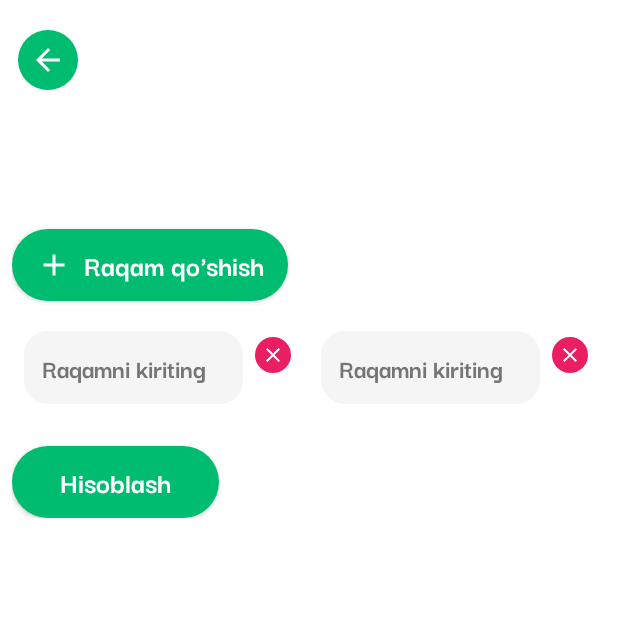
After one commit to XDdevv/MathToolsForLazies, an Android app: the EkubEkukFinderFragment screen opened through its navigation route, on a phone screen of 412 x 824 dp, the top half of it. The commit adds this screen. Run offline under Robolectric (Android 15) with nearby library versions, the phone set to English and light mode, and no system bars; our stand-ins replace Dagger/Hilt's generated code; 2 statements that could not run were skipped.

Commit message:
Ekub Ekuk funksiyasi qo'shildi

```diff
--- a/app/src/main/java/com/abc/mathtoolsfordumbs/domain/model/app/Option.kt
+++ b/app/src/main/java/com/abc/mathtoolsfordumbs/domain/model/app/Option.kt
@@ -1,6 +1,9 @@
 package com.abc.mathtoolsfordumbs.domain.model.app
+
+import android.os.Bundle
 
 data class Option(
     val title: String,
-    val fragmentId: Int
+    val fragmentId: Int,
+    val bundle: Bundle? = null
 )
--- a/app/src/main/java/com/abc/mathtoolsfordumbs/domain/repository/AlgorithmsRepository.kt
+++ b/app/src/main/java/com/abc/mathtoolsfordumbs/domain/repository/AlgorithmsRepository.kt
@@ -2,5 +2,6 @@ package com.abc.mathtoolsfordumbs.domain.repository
 
 interface AlgorithmsRepository {
     fun isPrime(number: Int): Boolean
-
+    fun gcdMultiple(numbers: List<Int>): Int
+    fun lcmMultiple(numbers: List<Int>): Int
 }
--- a/app/src/main/java/com/abc/mathtoolsfordumbs/presentation/home/HomeFragment.kt
+++ b/app/src/main/java/com/abc/mathtoolsfordumbs/presentation/home/HomeFragment.kt
@@ -42,7 +42,7 @@ class HomeFragment : Fragment() {
         super.onViewCreated(view, savedInstanceState)
 
         adapter = OptionsAdapter {
-            findNavController().navigate(it.fragmentId, null, setOption())
+            findNavController().navigate(it.fragmentId, it.bundle, setOption())
         }
 
         binding.listRv.adapter = adapter
--- /dev/null
+++ b/app/src/main/java/com/abc/mathtoolsfordumbs/presentation/services/ekubEkuk/EkubEkukFinderFragment.kt
@@ -0,0 +1,92 @@
+package com.abc.mathtoolsfordumbs.presentation.services.ekubEkuk
+
+import android.os.Bundle
+import android.view.LayoutInflater
+import android.view.View
+import android.view.ViewGroup
+import androidx.fragment.app.Fragment
+import androidx.fragment.app.viewModels
+import androidx.navigation.fragment.findNavController
+import com.abc.mathtoolsfordumbs.R
+import com.abc.mathtoolsfordumbs.databinding.FragmentEkubEkukFinderBinding
+import com.abc.mathtoolsfordumbs.presentation.services.ekubEkuk.adapter.NumbersAdapter
+import com.abc.mathtoolsfordumbs.presentation.services.ekubEkuk.vm.EkubEkukViewModel
+import dagger.hilt.android.AndroidEntryPoint
+
+@AndroidEntryPoint
+class EkubEkukFinderFragment : Fragment() {
+
+    private var _binding: FragmentEkubEkukFinderBinding? = null
+    private val binding get() = _binding!!
+
+    private lateinit var numbersAdapter: NumbersAdapter
+
+    val viewModel : EkubEkukViewModel by viewModels()
+
+    override fun onCreateView(
+        inflater: LayoutInflater,
+        container: ViewGroup?,
+        savedInstanceState: Bundle?
+    ): View? {
+        _binding = FragmentEkubEkukFinderBinding.inflate(inflater, container, false)
+        return binding.root
+    }
+
+    override fun onViewCreated(view: View, savedInstanceState: Bundle?) {
+        super.onViewCreated(view, savedInstanceState)
+
+        val type = arguments?.getString("title")
+
+        if(type == "EKUB") {
+            binding.titleTv.text = getString(R.string.ekub_ni_topish_uchun_raqamlarni_kiring_va_hisoblashni_bosing)
+        } else if(type == "EKUK") {
+            binding.titleTv.text = getString(R.string.ekuk_ni_topish_uchun_raqamlarni_kiring_va_hisoblashni_bosing)
+        }
+
+        binding.backIv.setOnClickListener {
+            findNavController().popBackStack()
+        }
+
+        numbersAdapter = NumbersAdapter()
+        binding.numbersListRv.adapter = numbersAdapter
+
+        binding.addNumberBtn.setOnClickListener {
+            numbersAdapter.addNumber(0)
+        }
+
+        binding.calculateBtn.setOnClickListener {
+            val numbers = numbersAdapter.getNumbers()
+            if (numbers.isNotEmpty() && numbers.size >= 2 && numbers.all { it != 0 } ) {
+                if(type == "EKUB"){
+                    val ekub = viewModel.getEkub(numbers)
+                    showResult(ekub)
+                } else if (type == "EKUK"){
+                    val ekuk = viewModel.getEkuk(numbers)
+                    showResult(ekuk)
+                }
+            }  else {
+                binding.resultTv.text =
+                    getString(R.string.ekub_yoki_ekuk_ni_topish_uchun_kamida_2_ta_raqam_kiriting)
+                binding.resultCardCv.visibility = View.VISIBLE
+                binding.resultCardCv.postDelayed({
+                    if (_binding != null) {
+                        binding.resultCardCv.visibility = View.GONE
+                    }
+                }, 5000)
+            }
+        }
+    }
+    fun showResult(result: Int) {
+        binding.resultCardCv.visibility = View.VISIBLE
+        binding.resultTv.text = getString(R.string.javob, result)
+        binding.resultCardCv.postDelayed({
+            if (_binding != null) {
+                binding.resultCardCv.visibility = View.GONE
+            }
+        }, 5000)
+    }
+
+    override fun onDestroyView() {
+        super.onDestroyView()
+    }
+}
--- /dev/null
+++ b/app/src/main/java/com/abc/mathtoolsfordumbs/presentation/services/ekubEkuk/adapter/NumbersAdapter.kt
@@ -0,0 +1,96 @@
+package com.abc.mathtoolsfordumbs.presentation.services.ekubEkuk.adapter
+
+import android.text.Editable
+import android.text.TextWatcher
+import android.view.LayoutInflater
+import android.view.ViewGroup
+import androidx.recyclerview.widget.RecyclerView
+import com.abc.mathtoolsfordumbs.databinding.ItemEkubEkukNumberBinding
+
+class NumbersAdapter : RecyclerView.Adapter<NumbersAdapter.NumbersViewHolder>() {
+    private val numbers = mutableListOf<Int>(0,0)
+
+    fun addNumber(number: Int) {
+        numbers.add(number)
+        notifyItemInserted(numbers.size - 1)
+    }
+
+    fun  removeNumber(position: Int) {
+        numbers.removeAt(position)
+        notifyItemRemoved(position)
+    }
+
+    fun getNumbers(): List<Int> = numbers.toList()
+
+    override fun onCreateViewHolder(
+        parent: ViewGroup,
+        viewType: Int
+    ): NumbersViewHolder {
+        val binding = ItemEkubEkukNumberBinding.inflate(
+            LayoutInflater.from(parent.context),
+            parent,
+            false
+        )
+        return NumbersViewHolder(binding)
+    }
+
+    override fun onBindViewHolder(
+        holder: NumbersViewHolder,
+        position: Int
+    ) {
+        holder.onBind(numbers[position])
+    }
+
+    override fun getItemCount(): Int = numbers.size
+
+    inner class NumbersViewHolder(private val binding: ItemEkubEkukNumberBinding) :
+        RecyclerView.ViewHolder(binding.root) {
+        fun onBind(number: Int) {
+
+            if (numbers.size >= 2) {
+                binding.deleteIv.isEnabled = true
+            } else {
+                binding.deleteIv.isEnabled = false
+            }
+
+            if (number != 0) {
+                binding.numberEt.setText(number.toString())
+            } else {
+                binding.numberEt.setText("")
+            }
+
+            binding.deleteIv.setOnClickListener {
+                if (numbers.size <= 2) {
+                    binding.deleteIv.isEnabled = false
+                } else {
+                    removeNumber(adapterPosition)
+                }
+            }
+
+            binding.numberEt.addTextChangedListener(object : TextWatcher {
+                override fun beforeTextChanged(
+                    s: CharSequence?,
+                    start: Int,
+                    count: Int,
+                    after: Int
+                ) {
+
+                }
+
+                override fun onTextChanged(
+                    s: CharSequence?,
+                    start: Int,
+                    before: Int,
+                    count: Int
+                ) {
+                }
+
+                override fun afterTextChanged(s: Editable?) {
+                    val newNumber = s.toString().toIntOrNull() ?: 0
+                    numbers[adapterPosition] = newNumber
+                }
+
+            })
+        }
+    }
+}
--- /dev/null
+++ b/app/src/main/res/drawable/ic_add.xml
@@ -0,0 +1,5 @@
+<vector xmlns:android="http://schemas.android.com/apk/res/android" android:height="24dp" android:tint="#000000" android:viewportHeight="24" android:viewportWidth="24" android:width="24dp">
+
+    <path android:fillColor="@android:color/white" android:pathData="M19,13h-6v6h-2v-6H5v-2h6V5h2v6h6v2z"/>
+
+</vector>
--- /dev/null
+++ b/app/src/main/res/drawable/ic_close.xml
@@ -0,0 +1,5 @@
+<vector xmlns:android="http://schemas.android.com/apk/res/android" android:height="24dp" android:tint="#000000" android:viewportHeight="24" android:viewportWidth="24" android:width="24dp">
+
+    <path android:fillColor="@android:color/white" android:pathData="M19,6.41L17.59,5 12,10.59 6.41,5 5,6.41 10.59,12 5,17.59 6.41,19 12,13.41 17.59,19 19,17.59 13.41,12z"/>
+
+</vector>
--- /dev/null
+++ b/app/src/main/res/layout/fragment_ekub_ekuk_finder.xml
@@ -0,0 +1,114 @@
+<?xml version="1.0" encoding="utf-8"?>
+<androidx.core.widget.NestedScrollView xmlns:android="http://schemas.android.com/apk/res/android"
+    xmlns:app="http://schemas.android.com/apk/res-auto"
+    xmlns:tools="http://schemas.android.com/tools"
+    android:layout_width="match_parent"
+    android:layout_height="match_parent"
+    android:background="@color/colorBackground"
+    android:padding="8dp"
+    tools:context=".presentation.services.ekubEkuk.EkubEkukFinderFragment">
+
+    <androidx.constraintlayout.widget.ConstraintLayout
+        android:layout_width="match_parent"
+        android:layout_height="wrap_content">
+
+        <com.google.android.material.imageview.ShapeableImageView
+            android:id="@+id/back_iv"
+            android:layout_width="wrap_content"
+            android:layout_height="wrap_content"
+            android:layout_marginTop="8dp"
+            android:background="@color/colorPrimary"
+            android:padding="4dp"
+            android:src="@drawable/ic_back"
+            app:contentPadding="8dp"
+            app:layout_constraintStart_toStartOf="parent"
+            app:layout_constraintTop_toTopOf="parent"
+            app:shapeAppearanceOverlay="@style/ShapeAppearance.Material3.Corner.Full"
+            app:tint="@color/colorBackground" />
+
+        <TextView
+            android:id="@+id/title_tv"
+            android:layout_width="wrap_content"
+            android:layout_height="wrap_content"
+            android:layout_marginTop="18dp"
+            android:fontFamily="@font/font_black"
+            android:padding="4dp"
+            android:textAlignment="textStart"
+            android:textColor="@color/textPrimary"
+            android:textSize="24sp"
+            app:layout_constraintEnd_toEndOf="parent"
+            app:layout_constraintStart_toStartOf="parent"
+            app:layout_constraintTop_toBottomOf="@id/back_iv" />
+
+        <androidx.appcompat.widget.AppCompatButton
+            android:id="@+id/add_number_btn"
+            android:layout_width="wrap_content"
+            android:layout_height="wrap_content"
+            android:layout_marginTop="32dp"
+            android:background="@drawable/button_bg"
+            android:drawableStart="@drawable/ic_add"
+            android:drawablePadding="8dp"
+            android:drawableTint="@color/colorBackground"
+            android:fontFamily="@font/font_bold"
+            android:paddingHorizontal="16dp"
+            android:text="@string/raqam_qo_shish"
+            android:textAllCaps="false"
+            android:textColor="@color/colorBackground"
+            android:textSize="20sp"
+            app:layout_constraintStart_toStartOf="parent"
+            app:layout_constraintTop_toBottomOf="@+id/title_tv" />
+
+        <androidx.recyclerview.widget.RecyclerView
+            android:id="@+id/numbers_list_rv"
+            android:layout_width="match_parent"
+            android:layout_height="wrap_content"
+            android:layout_marginTop="12dp"
+            android:orientation="vertical"
+            app:layoutManager="androidx.recyclerview.widget.GridLayoutManager"
+            app:layout_constraintTop_toBottomOf="@id/add_number_btn"
+            app:spanCount="2"
+            tools:listitem="@layout/item_ekub_ekuk_number" />
+
+        <androidx.appcompat.widget.AppCompatButton
+            android:id="@+id/calculate_btn"
+            android:layout_width="wrap_content"
+            android:layout_height="wrap_content"
+            android:layout_marginTop="12dp"
+            android:background="@drawable/button_bg"
+            android:paddingHorizontal="32dp"
+            android:fontFamily="@font/font_bold"
+            android:text="@string/hisoblash"
+            android:textAllCaps="false"
+            android:textColor="@color/colorBackground"
+            android:textSize="20sp"
+            app:layout_constraintStart_toStartOf="parent"
+            app:layout_constraintTop_toBottomOf="@+id/numbers_list_rv" />
+
+        <androidx.cardview.widget.CardView
+            android:id="@+id/result_card_cv"
+            android:layout_width="match_parent"
+            android:layout_height="wrap_content"
+            android:visibility="gone"
+            app:cardBackgroundColor="@color/colorSurface"
+            app:cardCornerRadius="16dp"
+            app:cardElevation="4dp"
+            app:cardUseCompatPadding="true"
+            app:contentPadding="8dp"
+            app:layout_constraintTop_toBottomOf="@id/calculate_btn">
+
+            <TextView
+                android:id="@+id/result_tv"
+                android:layout_width="match_parent"
+                android:layout_height="wrap_content"
+                android:fontFamily="@font/font_black"
+                android:padding="4dp"
+                android:textColor="@color/textPrimary"
+                android:textSize="28sp"
+                app:layout_constraintBottom_toBottomOf="parent"
+                app:layout_constraintStart_toStartOf="parent" />
+
+        </androidx.cardview.widget.CardView>
+
+    </androidx.constraintlayout.widget.ConstraintLayout>
+
+</androidx.core.widget.NestedScrollView>
--- /dev/null
+++ b/app/src/main/res/layout/item_ekub_ekuk_number.xml
@@ -0,0 +1,38 @@
+<?xml version="1.0" encoding="utf-8"?>
+<LinearLayout xmlns:android="http://schemas.android.com/apk/res/android"
+    xmlns:app="http://schemas.android.com/apk/res-auto"
+    android:layout_width="match_parent"
+    android:layout_height="wrap_content"
+    android:layout_marginBottom="8dp"
+    android:orientation="horizontal"
+    android:padding="8dp">
+
+    <EditText
+        android:id="@+id/number_et"
+        android:layout_width="0dp"
+        android:layout_height="wrap_content"
+        android:layout_weight="1"
+        android:background="@drawable/input_bg"
+        android:fontFamily="@font/font_bold"
+        android:hint="@string/raqamni_kiriting"
+        android:importantForAutofill="no"
+        android:inputType="number"
+        android:padding="12dp"
+        android:textColor="@color/textPrimary"
+        android:textColorHint="@color/textSecondary"
+        android:textSize="18sp" />
+
+    <com.google.android.material.imageview.ShapeableImageView
+        android:id="@+id/delete_iv"
+        android:layout_width="wrap_content"
+        android:layout_height="wrap_content"
+        android:layout_gravity="top"
+        android:layout_marginStart="4dp"
+        android:background="@color/warningColor"
+        android:padding="4dp"
+        android:src="@drawable/ic_close"
+        app:contentPadding="4dp"
+        app:shapeAppearanceOverlay="@style/ShapeAppearance.Material3.Corner.Full"
+        app:tint="@color/colorBackground" />
+
+</LinearLayout>
--- a/app/src/main/res/navigation/nav_graph.xml
+++ b/app/src/main/res/navigation/nav_graph.xml
@@ -20,4 +20,9 @@
         android:name="com.abc.mathtoolsfordumbs.presentation.services.primeNumber.PrimeNumberFragment"
         android:label="fragment_prime_number"
         tools:layout="@layout/fragment_prime_number" />
+    <fragment
+        android:id="@+id/ekubEkukFinderFragment"
+        android:name="com.abc.mathtoolsfordumbs.presentation.services.ekubEkuk.EkubEkukFinderFragment"
+        android:label="fragment_ekub_ekuk_finder"
+        tools:layout="@layout/fragment_ekub_ekuk_finder" />
 </navigation>
--- a/app/src/main/res/values-night/colors.xml
+++ b/app/src/main/res/values-night/colors.xml
@@ -10,4 +10,6 @@
     <color name="textPrimary">#FFFFFF</color>
     <color name="textSecondary">#B0BEC5</color>
     <color name="dividerColor">#616161</color>
+
+    <color name="warningColor">#E91E63</color>
 </resources>
--- a/app/src/main/res/values/colors.xml
+++ b/app/src/main/res/values/colors.xml
@@ -10,4 +10,6 @@
     <color name="textPrimary">#212121</color>
     <color name="textSecondary">#757575</color>
     <color name="dividerColor">#BDBDBD</color>
+
+    <color name="warningColor">#E91E63</color>
 </resources>
--- a/app/src/main/res/values/strings.xml
+++ b/app/src/main/res/values/strings.xml
@@ -7,4 +7,12 @@
     <string name="raqam_noto_g_ri">Raqam noto\'g\'ri</string>
     <string name="raqam_tub">Raqam tub</string>
     <string name="raqam_tub_emas">Raqam tub emas</string>
+    <!-- TODO: Remove or change this placeholder text -->
+    <string name="hello_blank_fragment">Hello blank fragment</string>
+    <string name="ekub_ni_topish_uchun_raqamlarni_kiring_va_hisoblashni_bosing">EKUBni topish uchun raqamlarni kiring va hisoblashni bosing</string>
+    <string name="ekuk_ni_topish_uchun_raqamlarni_kiring_va_hisoblashni_bosing">EKUKni topish uchun raqamlarni kiring va hisoblashni bosing</string>
+    <string name="raqam_qo_shish">Raqam qo\'shish</string>
+    <string name="hisoblash">Hisoblash</string>
+    <string name="ekub_yoki_ekuk_ni_topish_uchun_kamida_2_ta_raqam_kiriting">EKUB yoki EKUK ni topish uchun kamida 2 ta raqam kiriting va raqam bo\'sh yoki 0 bo\'lishi mumkin emas</string>
+    <string name="javob">Javob: %1$s</string>
 </resources>
--- a/gradle/libs.versions.toml
+++ b/gradle/libs.versions.toml
@@ -1,5 +1,5 @@
 [versions]
-agp = "8.10.0-alpha02"
+agp = "8.10.0-alpha03"
 kotlin = "2.0.21"
 coreKtx = "1.15.0"
 junit = "4.13.2"
```
Also changed, not shown: app/src/main/java/com/abc/mathtoolsfordumbs/data/repository/AlgorithmsRepositoryImpl.kt (+13 -0 lines), app/src/main/java/com/abc/mathtoolsfordumbs/data/repository/HomeRepositoryImpl.kt (+12 -1 lines), app/src/main/java/com/abc/mathtoolsfordumbs/domain/use_case/EkubEkukUseCase.kt (added, +17 -0 lines), app/src/main/java/com/abc/mathtoolsfordumbs/presentation/services/ekubEkuk/vm/EkubEkukViewModel.kt (added, +20 -0 lines), 2 other files.
